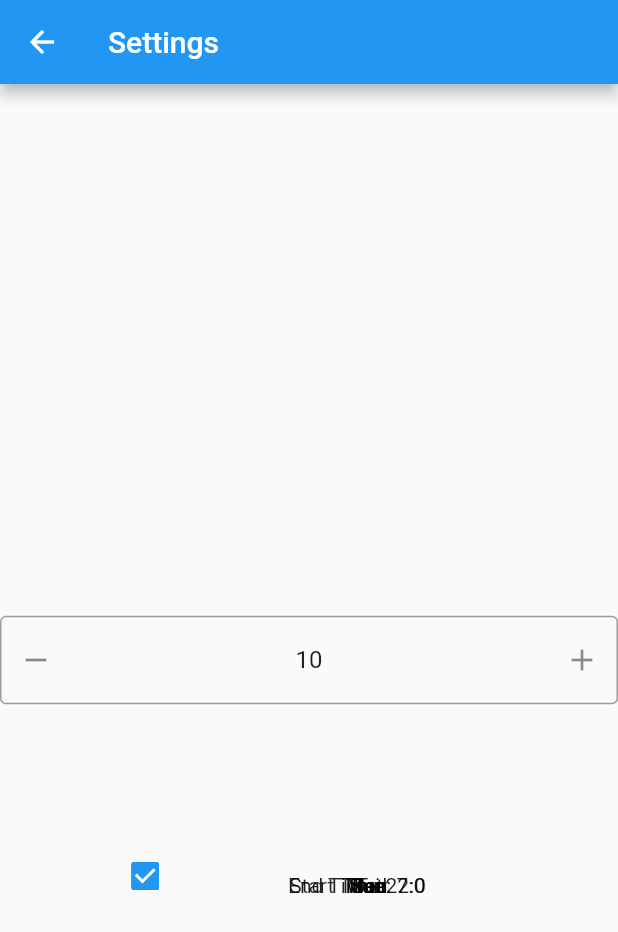
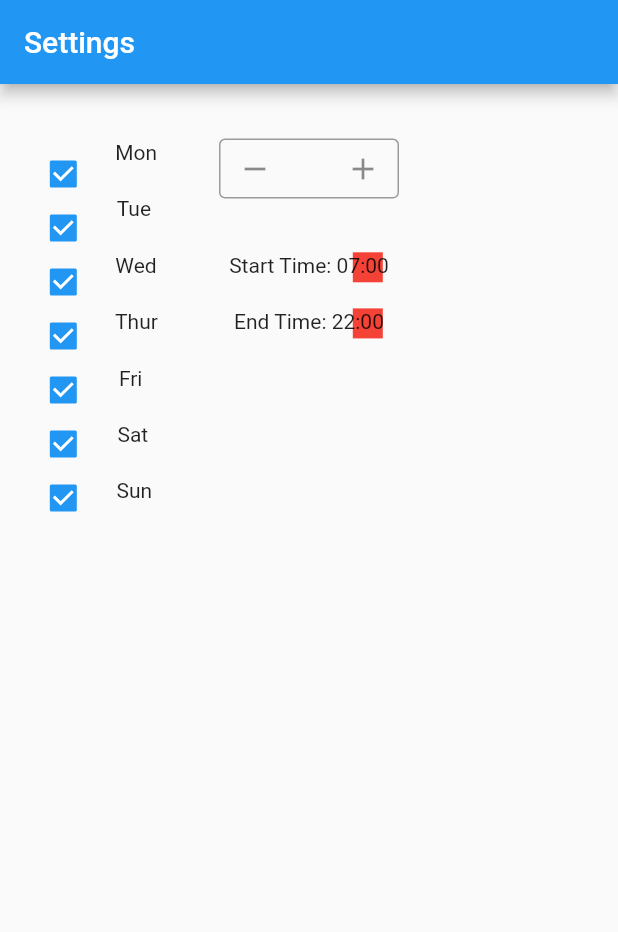
Before and after one commit to benj224/NEA-Final-Rev, a Flutter app: the Settings screen opened directly, on a phone screen of 412 x 824 dp. Shown: the top 932 px of the screen. Run offline on Flutter 3.47's test engine with Material 2 defaults, Android fonts, the phone set to English and light mode, and no system bars; drawn by our look-alikes of flutter_spinbox; our stand-ins replace awesome_notifications, hive_flutter; missing offline and left inert: giffy_dialog; accounts and stored records are empty; statements that could not run were skipped.

Commit message:
good progress

```diff
--- a/lib/createpack.dart
+++ b/lib/createpack.dart
@@ -59,7 +59,9 @@ class _CreatePackState extends State<CreatePack> {
               border: OutlineInputBorder(
                   borderRadius: BorderRadius.circular(32))
           ),
-        ),),
+        ),
+          automaticallyImplyLeading: false,
+        ),
         body: ListView(children: loadQuestions()),
         // add items to the to-do list
         floatingActionButton: Stack(
@@ -132,14 +134,7 @@ class _CreatePackState extends State<CreatePack> {
 
                       globals.packs.add(widget.pack.hivePack);
                       Box box = await Hive.box("Globals");
-                      /*Box<List<HivePack>> box = await Hive.box("Globals");
-                      List<HivePack>? _pcks = box.get("packs");
-                      late List<HivePack> pcks;
-                      if(!(_pcks == null)){
-                        pcks = box.get("packs")!;
-                      }else{
-                        pcks = [];
-                      }*/
+
                       List<HivePack> pcks = await packsFromHive();
                       pcks.add(widget.pack.hivePack);
                       box.delete("packs");
--- a/lib/home.dart
+++ b/lib/home.dart
@@ -126,6 +126,7 @@ class _MyHomePageState extends State<MyHomePage> {
   Widget build(context) {
     return Scaffold(
         appBar: AppBar(
+          automaticallyImplyLeading: false,
           title: Text("Home"),
         ),
 
--- a/lib/makequestion.dart
+++ b/lib/makequestion.dart
@@ -46,6 +46,7 @@ class _MakeQuestionState extends State<MakeQuestion> {
   Widget build(BuildContext context){
     return Scaffold(
       appBar: AppBar(
+        automaticallyImplyLeading: false,
         title: Text("Question Cretor"),
       ),
 
--- a/lib/settings.dart
+++ b/lib/settings.dart
@@ -37,12 +37,13 @@ class _SettingsState extends State<Settings> {
   Widget build(context){
     return Scaffold(
       appBar: AppBar(
+        automaticallyImplyLeading: false,
         title: Text("Settings"),
       ),
       body: Stack(
         children: [
           Align(
-            alignment: FractionalOffset(0.2, 0.7),
+            alignment: FractionalOffset(0.05, 0.05),
             child: Checkbox(
                 value: mon,
                 onChanged: (bool? value){
@@ -53,11 +54,11 @@ class _SettingsState extends State<Settings> {
             ),
           ),
           Align(
-            alignment: FractionalOffset(0.6, 0.7),
+            alignment: FractionalOffset(0.2, 0.05),
             child: Text("Mon")
           ),
           Align(
-            alignment: FractionalOffset(0.2, 0.7),
+            alignment: FractionalOffset(0.05, 0.1),
             child: Checkbox(
                 value: tue,
                 onChanged: (bool? value){
@@ -68,11 +69,11 @@ class _SettingsState extends State<Settings> {
             ),
           ),
           Align(
-              alignment: FractionalOffset(0.6, 0.7),
+              alignment: FractionalOffset(0.2, 0.1),
               child: Text("Tue")
           ),
           Align(
-            alignment: FractionalOffset(0.2, 0.7),
+            alignment: FractionalOffset(0.05, 0.15),
             child: Checkbox(
                 value: wed,
                 onChanged: (bool? value){
@@ -83,11 +84,11 @@ class _SettingsState extends State<Settings> {
             ),
           ),
           Align(
-              alignment: FractionalOffset(0.6, 0.7),
+              alignment: FractionalOffset(0.2, 0.15),
               child: Text("Wed")
           ),
           Align(
-            alignment: FractionalOffset(0.2, 0.7),
+            alignment: FractionalOffset(0.05, 0.2),
             child: Checkbox(
                 value: thur,
                 onChanged: (bool? value){
@@ -98,11 +99,11 @@ class _SettingsState extends State<Settings> {
             ),
           ),
           Align(
-              alignment: FractionalOffset(0.6, 0.7),
+              alignment: FractionalOffset(0.2, 0.2),
               child: Text("Thur")
           ),
           Align(
-            alignment: FractionalOffset(0.2, 0.7),
+            alignment: FractionalOffset(0.05, 0.25),
             child: Checkbox(
                 value: fri,
                 onChanged: (bool? value){
@@ -113,11 +114,11 @@ class _SettingsState extends State<Settings> {
             ),
           ),
           Align(
-              alignment: FractionalOffset(0.6, 0.7),
+              alignment: FractionalOffset(0.2, 0.25),
               child: Text("Fri")
           ),
           Align(
-            alignment: FractionalOffset(0.2, 0.7),
+            alignment: FractionalOffset(0.05, 0.3),
             child: Checkbox(
                 value: sat,
                 onChanged: (bool? value){
@@ -128,11 +129,11 @@ class _SettingsState extends State<Settings> {
             ),
           ),
           Align(
-              alignment: FractionalOffset(0.6, 0.7),
+              alignment: FractionalOffset(0.2, 0.3),
               child: Text("Sat")
           ),
           Align(
-            alignment: FractionalOffset(0.2, 0.7),
+            alignment: FractionalOffset(0.05, 0.35),
             child: Checkbox(
                 value: sun,
                 onChanged: (bool? value){
@@ -143,12 +144,12 @@ class _SettingsState extends State<Settings> {
             ),
           ),
           Align(
-              alignment: FractionalOffset(0.6, 0.7),
+              alignment: FractionalOffset(0.2, 0.35),
               child: Text("Sun")
           ),
 
           Align(
-            alignment: FractionalOffset(0.5, 0.5),
+            alignment: FractionalOffset(0.6, 0.15),
             child: GestureDetector(
               onTap: () async {
                 final TimeOfDay? newStart = await showTimePicker(
@@ -162,17 +163,21 @@ class _SettingsState extends State<Settings> {
                 });
               },
               child: Material(
-                child: SizedBox(),
+                color: Colors.red,
+                child: SizedBox(
+                  width: 20,
+                  height: 20,
+                ),
                 ///add edit icon
               )
             ),
           ),
           Align(
-              alignment: FractionalOffset(0.6, 0.7),
-              child: Text("Start Time: "+ startTime.hour.toString() + ":" + startTime.minute.toString())
+              alignment: FractionalOffset(0.5, 0.15),
+              child: Text("Start Time: "+ startTime.toString().substring(10, 15))
           ),
           Align(
-            alignment: FractionalOffset(0.5, 0.5),
+            alignment: FractionalOffset(0.6, 0.2),
             child: GestureDetector(
                 onTap: () async {
                   final TimeOfDay? newEnd = await showTimePicker(
@@ -186,23 +191,33 @@ class _SettingsState extends State<Settings> {
                   });
                 },
                 child: Material(
-                  child: SizedBox(),
+                  color: Colors.red,
+                  child: SizedBox(
+                    width: 20,
+                    height: 20,
+                  ),
                   ///add edit icon
                 )
             ),
           ),
           Align(
-              alignment: FractionalOffset(0.6, 0.7),
-              child: Text("End Time: "+ endTime.hour.toString() + ":" + endTime.minute.toString())
+              alignment: FractionalOffset(0.5, 0.2),
+              child: Text("End Time: "+ endTime.toString().substring(10, 15))
           ),
+
           Align(
-            child: SpinBox(
+            alignment: FractionalOffset(0.5, 0.05),
+            child: SizedBox(
+              height: 40,
+              width: 120,
+              child:SpinBox(
                 min: 1,
                 max: 30,
                 value: frequency,
                 onChanged: (value) => (){
                   updateVal(value);
                 },
+              ),
             )
           ),
         ],
--- a/pubspec.yaml
+++ b/pubspec.yaml
@@ -36,8 +36,8 @@ dependencies:
   cupertino_icons: ^1.0.2
   hive_flutter: ^1.1.0
   giffy_dialog: ^1.8.0
+  flutter_spinbox: ^0.8.0
   awesome_notifications: ^0.6.21
-  flutter_spinbox: ^0.8.0
 
 
 dev_dependencies:
```
Also changed, not shown: pubspec.lock, 1 other file. Lines whose indentation alone changed are shown as unchanged.
